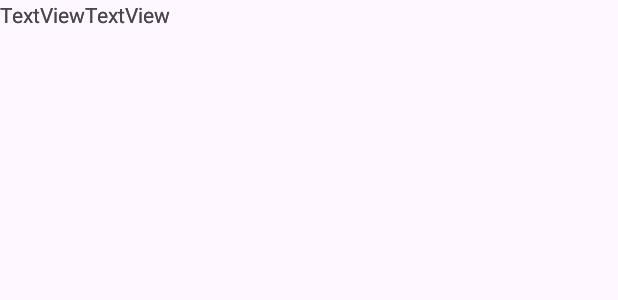
After one commit to ChavezCode/Vacation-Planner-Mobile-App, an Android app: the layout report_list_item.xml on its own in the app's theme, with its tools: preview values and no code run, on a phone screen of 412 x 824 dp. The commit adds this screen. Shown: the top 300 px of the screen. Run offline under Robolectric (Android 15) with nearby library versions, the phone set to English and light mode, and no system bars.

Commit message:
working on report activity

```diff
--- a/app/src/main/AndroidManifest.xml
+++ b/app/src/main/AndroidManifest.xml
@@ -18,6 +18,10 @@
             android:enabled="true"
             android:exported="true"></receiver>
 
+        <activity android:name=".UI.Report"
+            android:label="Vacation Report"
+            android:exported="true"
+            android:parentActivityName=".UI.VacationList" />
         <activity
             android:name=".UI.ExcursionDetails"
             android:exported="false"
--- a/app/src/main/java/com/example/vacationplanner/UI/VacationList.java
+++ b/app/src/main/java/com/example/vacationplanner/UI/VacationList.java
@@ -142,6 +142,12 @@ private VacationAdapter vacationAdapter;
             this.finish();
             return true;
         }
+
+        //generate a report
+        if (item.getItemId()==R.id.report){
+            Intent intent = new Intent(VacationList.this, Report.class);
+            startActivity(intent);
+        }
         return true;
 
 
--- /dev/null
+++ b/app/src/main/res/layout/report_list_item.xml
@@ -0,0 +1,50 @@
+<?xml version="1.0" encoding="utf-8"?>
+<androidx.constraintlayout.widget.ConstraintLayout xmlns:android="http://schemas.android.com/apk/res/android"
+    xmlns:tools="http://schemas.android.com/tools"
+    android:layout_width="match_parent"
+    android:layout_height="wrap_content"
+    xmlns:app="http://schemas.android.com/apk/res-auto">
+    <TextView
+        android:id="@+id/reportViewName"
+        android:layout_width="wrap_content"
+        android:layout_height="wrap_content"
+        android:layout_marginBottom="20dp"
+        android:layout_marginRight="10dp"
+        android:text="TextView"
+        app:layout_constraintStart_toStartOf="parent"
+        app:layout_constraintBottom_toBottomOf="parent" />
+
+    <TextView
+        android:id="@+id/reportViewStay"
+        android:layout_width="wrap_content"
+        android:layout_height="wrap_content"
+        android:layout_marginBottom="20dp"
+        android:layout_marginRight="10dp"
+        android:text="TextView"
+        app:layout_constraintBottom_toBottomOf="parent"
+        app:layout_constraintLeft_toRightOf="@id/reportViewName"/>
+<!--        app:layout_constraintStart_toEndOf="@+id/reportViewName" -->
+
+    <TextView
+        android:id="@+id/reportViewStartDate"
+        android:layout_width="wrap_content"
+        android:layout_height="wrap_content"
+        android:layout_marginBottom="20dp"
+        android:layout_marginRight="10dp"
+        android:text="TextView"
+        app:layout_constraintStart_toStartOf="parent"
+        app:layout_constraintBottom_toBottomOf="parent"
+        app:layout_constraintLeft_toRightOf="@id/reportViewStay" />
+
+    <TextView
+        android:id="@+id/reportViewEndDate"
+        android:layout_width="wrap_content"
+        android:layout_height="wrap_content"
+        android:layout_marginBottom="20dp"
+        android:layout_marginRight="10dp"
+        android:text="TextView"
+        app:layout_constraintBottom_toBottomOf="parent"
+        app:layout_constraintLeft_toRightOf="@id/reportViewStartDate" />
+
+
+</androidx.constraintlayout.widget.ConstraintLayout>
--- a/app/src/main/res/menu/menu_vacation_list.xml
+++ b/app/src/main/res/menu/menu_vacation_list.xml
@@ -5,4 +5,7 @@
     <item
         android:id="@+id/sample"
         android:title="Add Sample Data" />
+    <item
+        android:id="@+id/report"
+        android:title="Generate Report" />
 </menu>
```
Also changed, not shown: app/src/main/java/com/example/vacationplanner/UI/Report.java (added, +27 -0 lines), app/src/main/java/com/example/vacationplanner/UI/ReportAdapter.java (added, +49 -0 lines), app/src/main/res/layout/activity_report.xml (added, +18 -0 lines).
